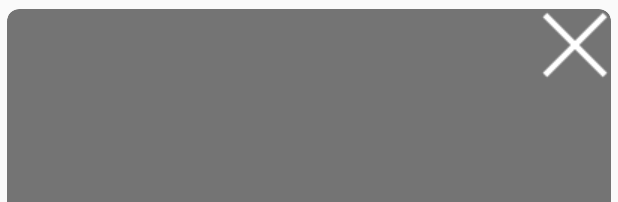
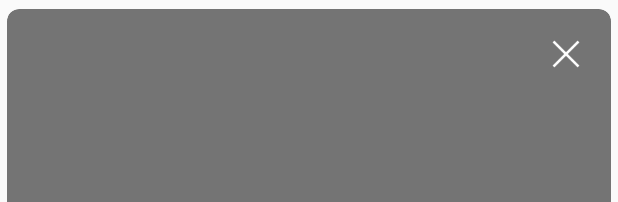
Before and after one commit to davidllorca/FashionTinder, an Android app: the layout overlay_left.xml on its own in the app's theme, with its tools: preview values and no code run, on a phone screen of 412 x 824 dp. Shown: the top 202 px of the screen. Run offline under Robolectric (Android 15) with nearby library versions, the phone set to English and light mode, and no system bars.

```diff
--- a/app/src/main/res/layout/overlay_left.xml
+++ b/app/src/main/res/layout/overlay_left.xml
@@ -11,8 +11,9 @@
     app:cardUseCompatPadding="true">
 
     <ImageView
-        android:layout_width="wrap_content"
-        android:layout_height="wrap_content"
+        android:layout_width="60dp"
+        android:padding="20dp"
+        android:layout_height="60dp"
         android:layout_gravity="end"
         android:src="@drawable/fill"/>
 
```
Also changed, not shown: app/src/main/java/com/example/fashiontinder/MainActivity.kt (+18 -0 lines), app/src/main/java/com/example/fashiontinder/Product.kt (+19 -7 lines), app/src/main/res/layout/overlay_right.xml (+5 -4 lines), app/src/main/res/drawable/fav.png (added).
